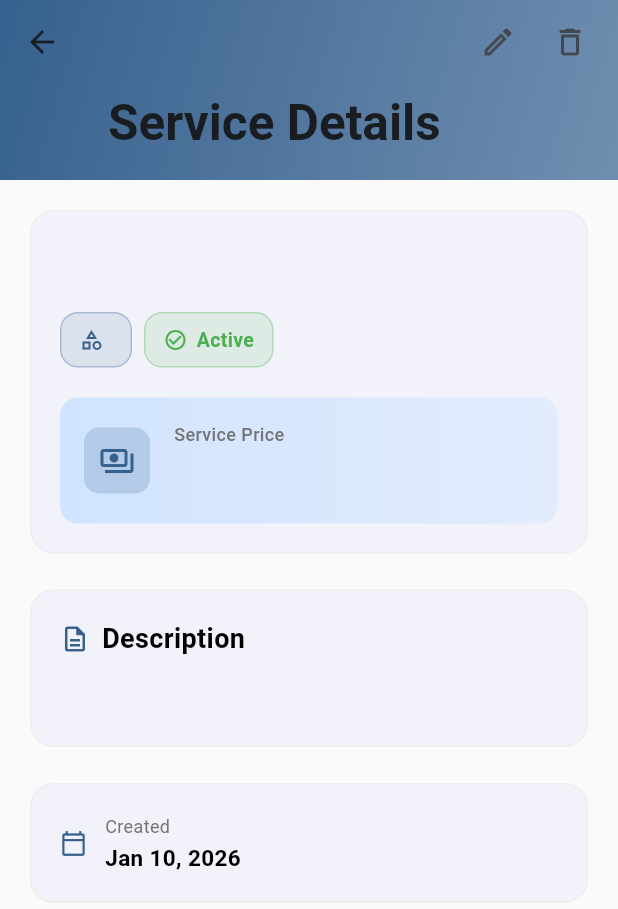
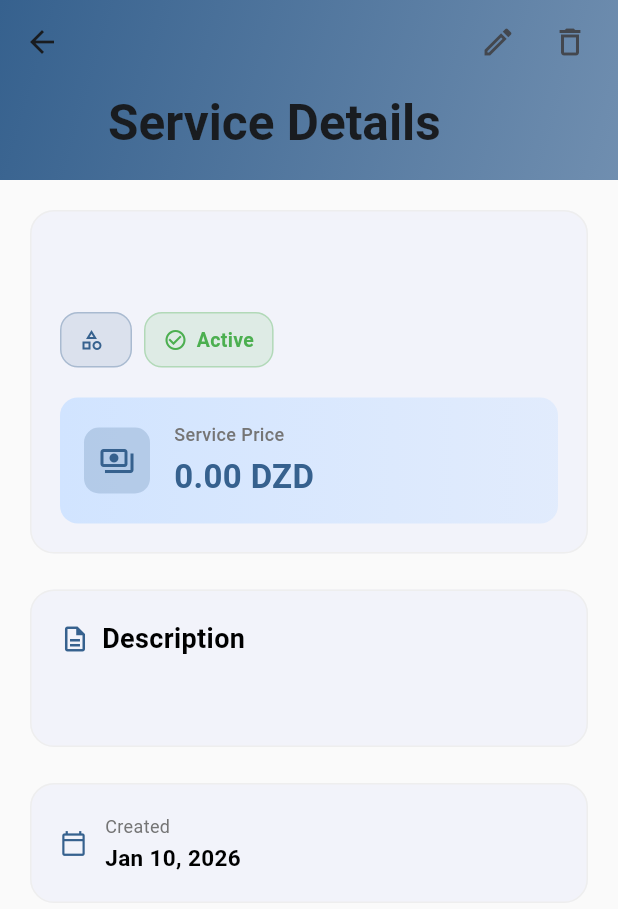
Before and after one commit to IslamBabou/Free_DZ, a Flutter app: the ServiceDetailsPage screen opened directly with empty values, on a phone screen of 412 x 824 dp. Shown: the top 909 px of the screen. Run offline on Flutter 3.47's test engine with Material 3 defaults, Android fonts, the phone set to English and light mode, and no system bars; our stand-ins replace animated_notch_bottom_bar, flutter_secure_storage, shared_preferences; accounts and stored records are empty; network calls fail.

Commit message:
saved services done

```diff
--- a/lib/models/service_model.dart
+++ b/lib/models/service_model.dart
@@ -41,7 +41,7 @@ class Service {
   final String title;
   final String description;
   final String category;
-  final String price;
+  final double price;
   final ServiceStatus status;
   final DateTime createdAt;
   final Freelancer? freelancer; // link to the full freelancer profile
@@ -63,7 +63,7 @@ class Service {
       title: json['title'] as String,
       description: json['description'] as String,
       category: json['category'] as String,
-      price: json['price'].toString(),
+      price: double.parse(json['price']),
       status: ServiceStatus.fromString(json['status'] as String),
       createdAt: DateTime.parse(json['createdAt'] as String),
       freelancer: json['freelancer'] != null
--- a/lib/screens/client/Services/client_services.dart
+++ b/lib/screens/client/Services/client_services.dart
@@ -29,7 +29,8 @@ class _ClientServicePageState extends State<ClientServicePage> {
 
     try {
       final data = await ApiHelper.get('/freelancer/services/all'); // public endpoint returning all active services
-      final List<dynamic> servicesJson = data is List ? data : data['services'];
+      final List<dynamic> servicesJson = data['services'];
+
       _services = servicesJson.map((json) => Service.fromJson(json)).toList();
       _services.sort((a, b) => b.createdAt.compareTo(a.createdAt));
       setState(() => _isLoading = false);
@@ -71,7 +72,7 @@ class _ClientServicePageState extends State<ClientServicePage> {
               onTap: () => _openServiceDetails(service),
               title: Text(service.title, maxLines: 1, overflow: TextOverflow.ellipsis),
               subtitle: Text(service.category),
-              trailing: Text(service.price),
+              trailing: Text('${(service.price).toStringAsFixed(2)} DZD'),
             ),
           );
         },
--- a/lib/screens/client/Services/service_details_client.dart
+++ b/lib/screens/client/Services/service_details_client.dart
@@ -93,7 +93,7 @@ class _ServiceDetailsClientPageState extends State<ServiceDetailsClientPage> {
               children: [
                 const Icon(Icons.payments_outlined),
                 const SizedBox(width: 8),
-                Text(service.price, style: const TextStyle(fontSize: 18, fontWeight: FontWeight.bold)),
+                Text((service.price).toStringAsFixed(2) + ' DZD' , style: const TextStyle(fontSize: 18, fontWeight: FontWeight.bold)),
               ],
             ),
             const SizedBox(height: 20),
--- a/lib/screens/freelancers/freelancers_services.dart
+++ b/lib/screens/freelancers/freelancers_services.dart
@@ -455,7 +455,7 @@ class _FreelancerServicesPageState extends State<FreelancerServicesPage> {
                         ),
                         const SizedBox(width: 4),
                         Text(
-                          service.price,
+                          ( service.price).toStringAsFixed(2) + ' DZD',
                           style: TextStyle(
                             fontSize: 13,
                             fontWeight: FontWeight.bold,
--- a/lib/screens/freelancers/service_details.dart
+++ b/lib/screens/freelancers/service_details.dart
@@ -220,7 +220,7 @@ class _ServiceDetailsPageState extends State<ServiceDetailsPage> {
                                     ),
                                     const SizedBox(height: 4),
                                     Text(
-                                      service.price,
+                                      (   service.price).toStringAsFixed(2) + ' DZD',
                                       style: TextStyle(
                                         fontSize: 22,
                                         fontWeight: FontWeight.bold,
--- a/lib/services/api_helper.dart
+++ b/lib/services/api_helper.dart
@@ -4,7 +4,10 @@ import 'package:http/http.dart' as http;
 import 'package:free_dz/services/auth_service.dart';
 
 class ApiHelper {
-  static const String baseUrl = 'http://127.0.0.1:8000/api';
+  static const String baseUrl =
+  //'http://127.0.0.1:8000/api';
+     // for lotfi :
+      'http://192.168.5.40:8000/api';
 
 
   // Generic GET
```
Also changed, not shown: lib/screens/client/client_home_page.dart (+7 -7 lines), lib/screens/client/saved_screen.dart (+9 -9 lines).
